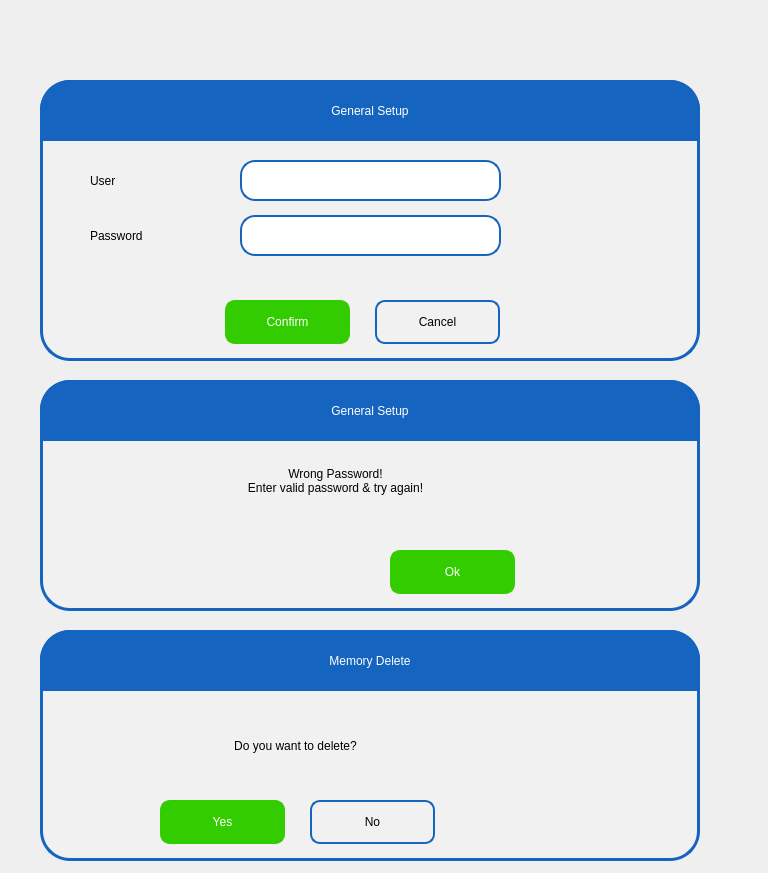
Qt form pApp-22-June-2021/scheckpass.ui (ChandraMVE/PSSC_QT_Development) before a commit.
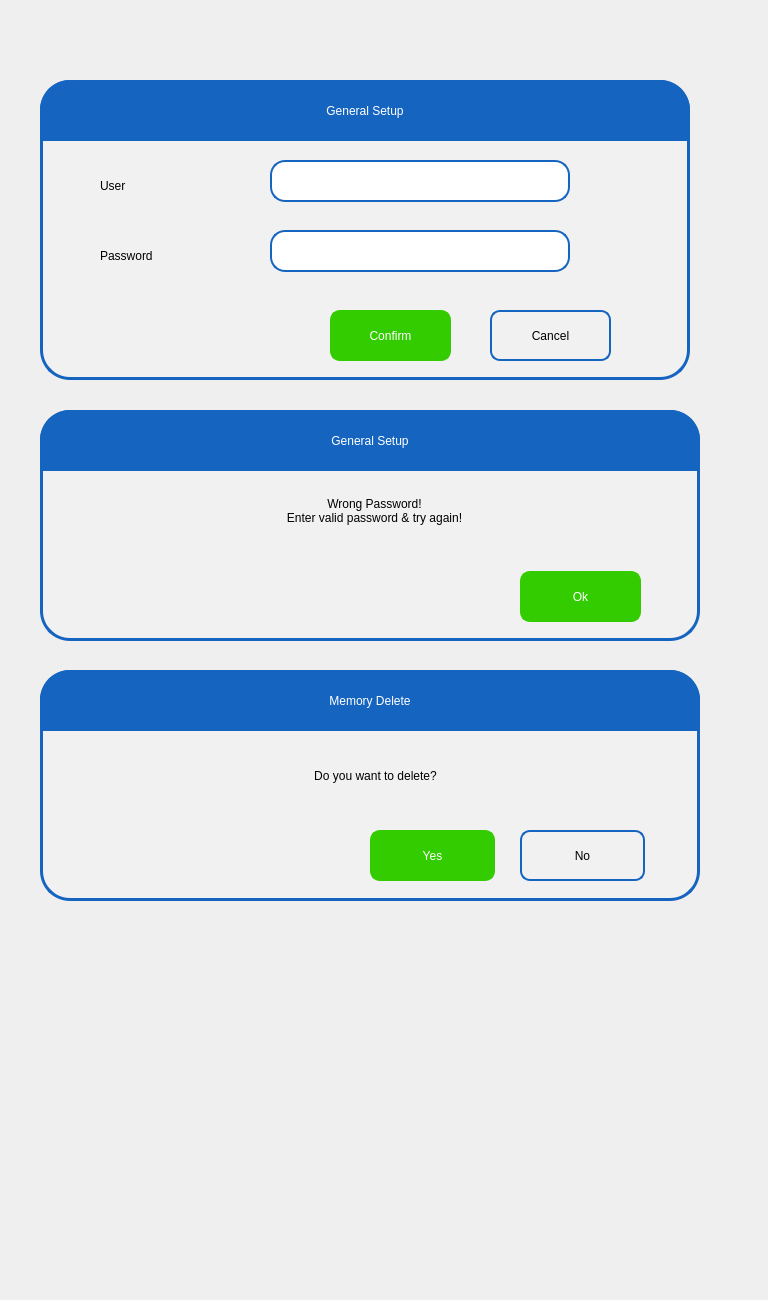
The same form after that commit. Custom widgets are drawn as their Qt base class.

The edit to the form file:
```diff
--- a/pApp-22-June-2021/scheckpass.ui
+++ b/pApp-22-June-2021/scheckpass.ui
@@ -7,7 +7,7 @@
     <x>0</x>
     <y>0</y>
     <width>768</width>
-    <height>873</height>
+    <height>1300</height>
    </rect>
   </property>
   <property name="windowTitle">
@@ -18,8 +18,8 @@
     <rect>
      <x>40</x>
      <y>80</y>
-     <width>660</width>
-     <height>281</height>
+     <width>650</width>
+     <height>300</height>
     </rect>
    </property>
    <property name="styleSheet">
@@ -43,10 +43,10 @@
    <widget class="QLabel" name="label_11">
     <property name="geometry">
      <rect>
-      <x>50</x>
-      <y>135</y>
+      <x>60</x>
+      <y>150</y>
       <width>141</width>
-      <height>41</height>
+      <height>51</height>
      </rect>
     </property>
     <property name="styleSheet">
@@ -63,10 +63,10 @@
    <widget class="sQLEExtend" name="lePassword">
     <property name="geometry">
      <rect>
-      <x>200</x>
-      <y>135</y>
-      <width>261</width>
-      <height>41</height>
+      <x>230</x>
+      <y>150</y>
+      <width>300</width>
+      <height>42</height>
      </rect>
     </property>
     <property name="focusPolicy">
@@ -99,7 +99,7 @@
      <rect>
       <x>0</x>
       <y>0</y>
-      <width>660</width>
+      <width>650</width>
       <height>61</height>
      </rect>
     </property>
@@ -126,10 +126,10 @@
    <widget class="QPushButton" name="pbConfirm">
     <property name="geometry">
      <rect>
-      <x>185</x>
-      <y>220</y>
-      <width>125</width>
-      <height>44</height>
+      <x>290</x>
+      <y>230</y>
+      <width>121</width>
+      <height>51</height>
      </rect>
     </property>
     <property name="focusPolicy">
@@ -190,10 +190,10 @@
    <widget class="QPushButton" name="pbCan">
     <property name="geometry">
      <rect>
-      <x>335</x>
-      <y>220</y>
-      <width>125</width>
-      <height>44</height>
+      <x>450</x>
+      <y>230</y>
+      <width>121</width>
+      <height>51</height>
      </rect>
     </property>
     <property name="focusPolicy">
@@ -254,10 +254,10 @@
    <widget class="QLabel" name="label_12">
     <property name="geometry">
      <rect>
-      <x>50</x>
+      <x>60</x>
       <y>80</y>
       <width>141</width>
-      <height>41</height>
+      <height>51</height>
      </rect>
     </property>
     <property name="styleSheet">
@@ -274,10 +274,10 @@
    <widget class="sQLEExtend" name="leUser">
     <property name="geometry">
      <rect>
-      <x>200</x>
+      <x>230</x>
       <y>80</y>
-      <width>261</width>
-      <height>41</height>
+      <width>300</width>
+      <height>42</height>
      </rect>
     </property>
     <property name="focusPolicy">
@@ -310,7 +310,7 @@
    <property name="geometry">
     <rect>
      <x>40</x>
-     <y>380</y>
+     <y>410</y>
      <width>660</width>
      <height>231</height>
     </rect>
@@ -336,7 +336,7 @@
    <widget class="QLabel" name="lblMessage">
     <property name="geometry">
      <rect>
-      <x>70</x>
+      <x>109</x>
       <y>60</y>
       <width>451</width>
       <height>81</height>
@@ -388,10 +388,10 @@
    <widget class="QPushButton" name="pbOK">
     <property name="geometry">
      <rect>
-      <x>350</x>
-      <y>170</y>
-      <width>125</width>
-      <height>44</height>
+      <x>480</x>
+      <y>161</y>
+      <width>121</width>
+      <height>51</height>
      </rect>
     </property>
     <property name="focusPolicy">
@@ -454,7 +454,7 @@
    <property name="geometry">
     <rect>
      <x>40</x>
-     <y>630</y>
+     <y>670</y>
      <width>660</width>
      <height>231</height>
     </rect>
@@ -480,8 +480,8 @@
    <widget class="QLabel" name="lblCMessage">
     <property name="geometry">
      <rect>
-      <x>30</x>
-      <y>70</y>
+      <x>110</x>
+      <y>60</y>
       <width>451</width>
       <height>91</height>
      </rect>
@@ -531,10 +531,10 @@
    <widget class="QPushButton" name="pbYes">
     <property name="geometry">
      <rect>
-      <x>120</x>
-      <y>170</y>
+      <x>330</x>
+      <y>160</y>
       <width>125</width>
-      <height>44</height>
+      <height>51</height>
      </rect>
     </property>
     <property name="focusPolicy">
@@ -595,10 +595,10 @@
    <widget class="QPushButton" name="pbNo">
     <property name="geometry">
      <rect>
-      <x>270</x>
-      <y>170</y>
+      <x>480</x>
+      <y>160</y>
       <width>125</width>
-      <height>44</height>
+      <height>51</height>
      </rect>
     </property>
     <property name="focusPolicy">
```
